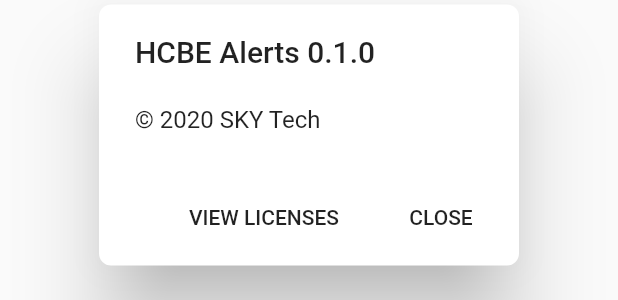
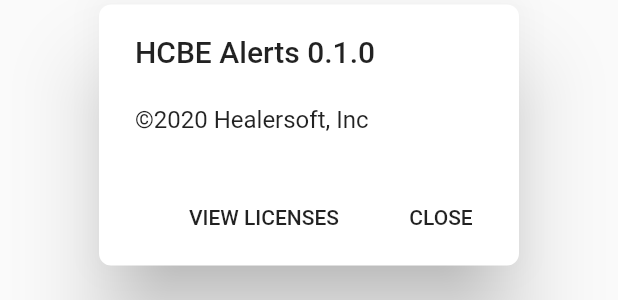
Before and after one commit to snwagbata/hcbe_alerts, a Flutter app: the _AboutDialog widget shown alone on an empty page, opened directly, on a phone screen of 412 x 824 dp. Shown: the part 483-783 px from the top of the screen. Run offline on Flutter 3.47's test engine with Material 2 defaults, Android fonts, the phone set to English and light mode, and no system bars; our stand-ins replace auto_size_text, cloud_firestore, device_info, firebase_auth, firebase_messaging, flushbar and 6 more; missing offline and left inert: app_settings, map_launcher; accounts and stored records are empty.

Commit message:
material design update and company name change

```diff
--- a/lib/widgets/about_dialog.dart
+++ b/lib/widgets/about_dialog.dart
@@ -24,7 +24,7 @@ class _AboutDialog extends StatelessWidget {
   Widget build(BuildContext context) {
 
     final name = 'HCBE Alerts'; // Don't need to localize.
-    final legalese = '© 2020 SKY Tech'; // Don't need to localize.
+    final legalese = '©2020 Healersoft, Inc'; // Don't need to localize.
 
     return AlertDialog(
       content: Container(
@@ -36,7 +36,7 @@ class _AboutDialog extends StatelessWidget {
             FutureBuilder(
               future: getVersionNumber(),
               builder: (context, snapshot) => Text(
-                snapshot.hasData ? '$name ${snapshot.data}' : '$name', style: Theme.of(context).textTheme.title,
+                snapshot.hasData ? '$name ${snapshot.data}' : '$name', style: Theme.of(context).textTheme.headline6,
               ),
             ),
             SizedBox(height: 24),
```
